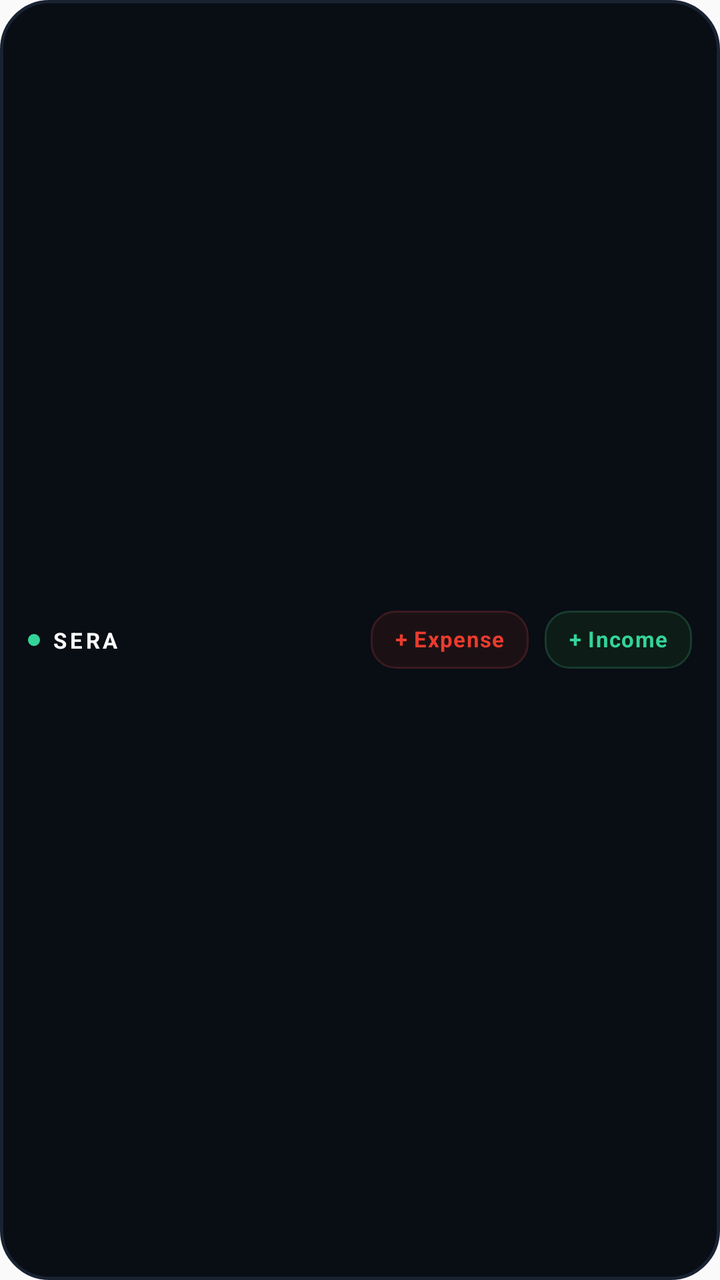
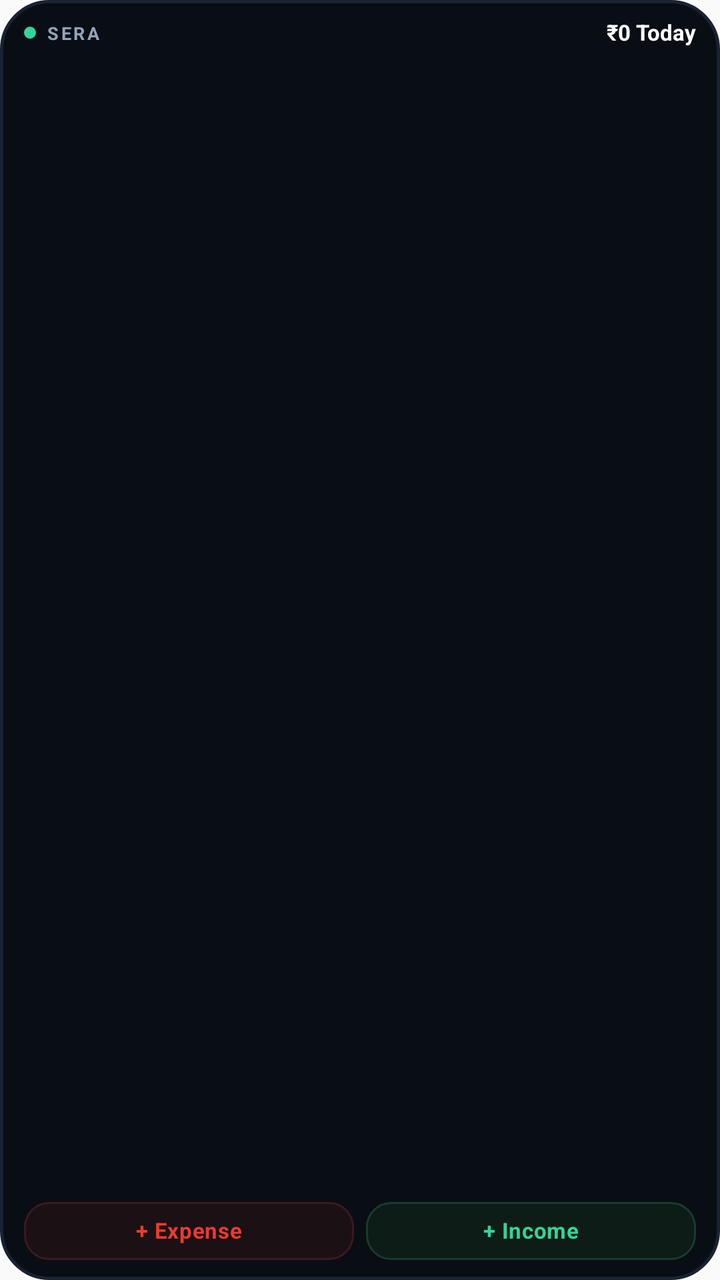

Screens rendered from an Android XML layout before and after an edit, with the pre-edit source and the edit as a unified diff.
<!-- AndroidManifest.xml: application theme AppTheme -->
<!-- res/layout/sera_widget_quick_log.xml -->
<?xml version="1.0" encoding="utf-8"?>
<LinearLayout xmlns:android="http://schemas.android.com/apk/res/android"
    android:id="@+id/widget_quick_log_root"
    android:layout_width="match_parent"
    android:layout_height="match_parent"
    android:background="@drawable/widget_card_bg"
    android:gravity="center_vertical"
    android:orientation="horizontal"
    android:paddingStart="14dp"
    android:paddingTop="8dp"
    android:paddingEnd="14dp"
    android:paddingBottom="8dp">

    <LinearLayout
        android:layout_width="0dp"
        android:layout_height="wrap_content"
        android:layout_weight="1"
        android:gravity="center_vertical"
        android:orientation="horizontal">

        <ImageView
            android:layout_width="6dp"
            android:layout_height="6dp"
            android:contentDescription="Live"
            android:src="@drawable/widget_dot_live" />

        <TextView
            android:layout_width="wrap_content"
            android:layout_height="wrap_content"
            android:layout_marginStart="6dp"
            android:letterSpacing="0.14"
            android:text="SERA"
            android:textColor="#FFFFFF"
            android:textSize="11sp"
            android:textStyle="bold" />
    </LinearLayout>

    <TextView
        android:id="@+id/btn_quick_log_expense"
        android:layout_width="wrap_content"
        android:layout_height="wrap_content"
        android:background="@drawable/widget_btn_expense_bg"
        android:gravity="center"
        android:includeFontPadding="false"
        android:letterSpacing="0.04"
        android:maxLines="1"
        android:paddingStart="12dp"
        android:paddingTop="8dp"
        android:paddingEnd="12dp"
        android:paddingBottom="8dp"
        android:text="+ Expense"
        android:textColor="#EB3B2E"
        android:textSize="11sp"
        android:textStyle="bold" />

    <TextView
        android:id="@+id/btn_quick_log_income"
        android:layout_width="wrap_content"
        android:layout_height="wrap_content"
        android:layout_marginStart="8dp"
        android:background="@drawable/widget_btn_income_bg"
        android:gravity="center"
        android:includeFontPadding="false"
        android:letterSpacing="0.04"
        android:maxLines="1"
        android:paddingStart="12dp"
        android:paddingTop="8dp"
        android:paddingEnd="12dp"
        android:paddingBottom="8dp"
        android:text="+ Income"
        android:textColor="#34D399"
        android:textSize="11sp"
        android:textStyle="bold" />
</LinearLayout>
<!-- resources referenced by this layout -->
<resources>
  <!-- drawable widget_btn_expense_bg (drawable) -->
  <?xml version="1.0" encoding="utf-8"?>
  <shape xmlns:android="http://schemas.android.com/apk/res/android"
      android:shape="rectangle">
      <solid android:color="#1B1114" />
      <corners android:radius="12dp" />
      <stroke
          android:width="1dp"
          android:color="#3B1A1F" />
  </shape>
  <!-- drawable widget_btn_income_bg (drawable) -->
  <?xml version="1.0" encoding="utf-8"?>
  <shape xmlns:android="http://schemas.android.com/apk/res/android"
      android:shape="rectangle">
      <solid android:color="#0D1C17" />
      <corners android:radius="12dp" />
      <stroke
          android:width="1dp"
          android:color="#183B2D" />
  </shape>
  <!-- drawable widget_card_bg (drawable) -->
  <?xml version="1.0" encoding="utf-8"?>
  <shape xmlns:android="http://schemas.android.com/apk/res/android"
      android:shape="rectangle">
      <solid android:color="#090D14" />
      <corners android:radius="24dp" />
      <stroke
          android:width="1.5dp"
          android:color="#182232" />
  </shape>
  <!-- drawable widget_dot_live (drawable) -->
  <?xml version="1.0" encoding="utf-8"?>
  <shape xmlns:android="http://schemas.android.com/apk/res/android"
      android:shape="oval">
      <solid android:color="#34D399" />
      <size
          android:width="6dp"
          android:height="6dp" />
  </shape>
  <style name="AppTheme" parent="Theme.AppCompat.DayNight.NoActionBar">
          
          <item name="android:editTextBackground">@drawable/rn_edit_text_material</item>
      </style>
  <!-- drawable rn_edit_text_material (drawable) -->
  <?xml version="1.0" encoding="utf-8"?>
  <inset xmlns:android="http://schemas.android.com/apk/res/android"
         android:insetLeft="@dimen/abc_edit_text_inset_horizontal_material"
         android:insetRight="@dimen/abc_edit_text_inset_horizontal_material"
         android:insetTop="@dimen/abc_edit_text_inset_top_material"
         android:insetBottom="@dimen/abc_edit_text_inset_bottom_material"
         >
  
      <selector>
          
          <item android:state_enabled="false" android:drawable="@drawable/abc_textfield_default_mtrl_alpha"/>
          <item android:drawable="@drawable/abc_textfield_activated_mtrl_alpha"/>
      </selector>
  
  </inset>
</resources>

<!-- the commit's change to res/layout/sera_widget_quick_log.xml (unified diff, before → after) -->
@@ -4,71 +4,107 @@
     android:layout_width="match_parent"
     android:layout_height="match_parent"
     android:background="@drawable/widget_card_bg"
-    android:gravity="center_vertical"
-    android:orientation="horizontal"
-    android:paddingStart="14dp"
-    android:paddingTop="8dp"
-    android:paddingEnd="14dp"
-    android:paddingBottom="8dp">
+    android:orientation="vertical"
+    android:paddingStart="12dp"
+    android:paddingTop="10dp"
+    android:paddingEnd="12dp"
+    android:paddingBottom="10dp">
 
+    
     <LinearLayout
-        android:layout_width="0dp"
+        android:layout_width="match_parent"
         android:layout_height="wrap_content"
-        android:layout_weight="1"
         android:gravity="center_vertical"
         android:orientation="horizontal">
 
-        <ImageView
-            android:layout_width="6dp"
-            android:layout_height="6dp"
-            android:contentDescription="Live"
-            android:src="@drawable/widget_dot_live" />
+        <LinearLayout
+            android:layout_width="0dp"
+            android:layout_height="wrap_content"
+            android:layout_weight="1"
+            android:gravity="center_vertical"
+            android:orientation="horizontal">
+
+            <ImageView
+                android:layout_width="6dp"
+                android:layout_height="6dp"
+                android:contentDescription="Live"
+                android:src="@drawable/widget_dot_live" />
+
+            <TextView
+                android:layout_width="wrap_content"
+                android:layout_height="wrap_content"
+                android:layout_marginStart="5dp"
+                android:letterSpacing="0.14"
+                android:text="SERA"
+                android:textColor="#94A3B8"
+                android:textSize="9sp"
+                android:textStyle="bold" />
+        </LinearLayout>
 
         <TextView
+            android:id="@+id/widget_quick_log_spent"
             android:layout_width="wrap_content"
             android:layout_height="wrap_content"
-            android:layout_marginStart="6dp"
-            android:letterSpacing="0.14"
-            android:text="SERA"
+            android:ellipsize="end"
+            android:includeFontPadding="false"
+            android:maxLines="1"
+            android:text="₹0 Today"
             android:textColor="#FFFFFF"
             android:textSize="11sp"
             android:textStyle="bold" />
     </LinearLayout>
 
-    <TextView
-        android:id="@+id/btn_quick_log_expense"
-        android:layout_width="wrap_content"
+    
+    <FrameLayout
+        android:layout_width="match_parent"
+        android:layout_height="0dp"
+        android:layout_weight="1" />
+
+    
+    <LinearLayout
+        android:layout_width="match_parent"
         android:layout_height="wrap_content"
-        android:background="@drawable/widget_btn_expense_bg"
-        android:gravity="center"
-        android:includeFontPadding="false"
-        android:letterSpacing="0.04"
-        android:maxLines="1"
-        android:paddingStart="12dp"
-        android:paddingTop="8dp"
-        android:paddingEnd="12dp"
-        android:paddingBottom="8dp"
-        android:text="+ Expense"
-        android:textColor="#EB3B2E"
-        android:textSize="11sp"
-        android:textStyle="bold" />
+        android:layout_marginTop="6dp"
+        android:gravity="center_vertical"
+        android:orientation="horizontal">
 
-    <TextView
-        android:id="@+id/btn_quick_log_income"
-        android:layout_width="wrap_content"
-        android:layout_height="wrap_content"
-        android:layout_marginStart="8dp"
-        android:background="@drawable/widget_btn_income_bg"
-        android:gravity="center"
-        android:includeFontPadding="false"
-        android:letterSpacing="0.04"
-        android:maxLines="1"
-        android:paddingStart="12dp"
-        android:paddingTop="8dp"
-        android:paddingEnd="12dp"
-        android:paddingBottom="8dp"
-        android:text="+ Income"
-        android:textColor="#34D399"
-        android:textSize="11sp"
-        android:textStyle="bold" />
+        <TextView
+            android:id="@+id/btn_quick_log_expense"
+            android:layout_width="0dp"
+            android:layout_height="wrap_content"
+            android:layout_weight="1"
+            android:background="@drawable/widget_btn_expense_bg"
+            android:gravity="center"
+            android:includeFontPadding="false"
+            android:letterSpacing="0.02"
+            android:maxLines="1"
+            android:paddingStart="4dp"
+            android:paddingTop="8dp"
+            android:paddingEnd="4dp"
+            android:paddingBottom="8dp"
+            android:text="+ Expense"
+            android:textColor="#EB3B2E"
+            android:textSize="11sp"
+            android:textStyle="bold" />
+
+        <TextView
+            android:id="@+id/btn_quick_log_income"
+            android:layout_width="0dp"
+            android:layout_height="wrap_content"
+            android:layout_marginStart="6dp"
+            android:layout_weight="1"
+            android:background="@drawable/widget_btn_income_bg"
+            android:gravity="center"
+            android:includeFontPadding="false"
+            android:letterSpacing="0.02"
+            android:maxLines="1"
+            android:paddingStart="4dp"
+            android:paddingTop="8dp"
+            android:paddingEnd="4dp"
+            android:paddingBottom="8dp"
+            android:text="+ Income"
+            android:textColor="#34D399"
+            android:textSize="11sp"
+            android:textStyle="bold" />
+    </LinearLayout>
 </LinearLayout>
